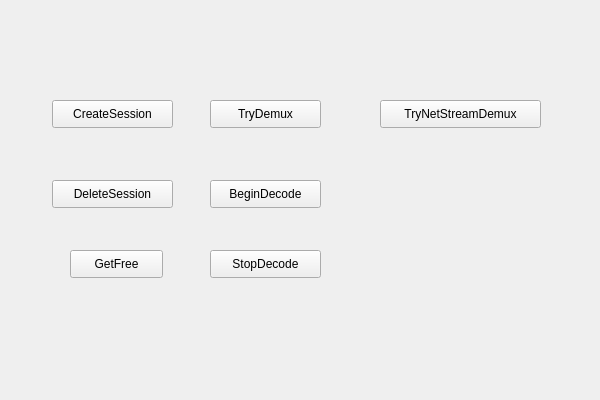
First picture: the form in src/TestDecoder/H264Decoder.ui, repository Bian-Sh/StreamDecoder4dotNet, before the edit.
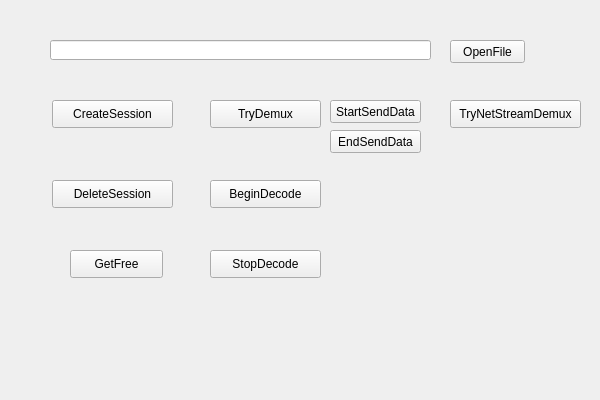
Second picture: the form after the edit.

```diff
--- a/src/TestDecoder/H264Decoder.ui
+++ b/src/TestDecoder/H264Decoder.ui
@@ -94,9 +94,9 @@
   <widget class="QPushButton" name="trynetstreamdemux">
    <property name="geometry">
     <rect>
-     <x>380</x>
+     <x>450</x>
      <y>100</y>
-     <width>161</width>
+     <width>131</width>
      <height>28</height>
     </rect>
    </property>
@@ -104,6 +104,55 @@
     <string>TryNetStreamDemux</string>
    </property>
   </widget>
+  <widget class="QLineEdit" name="filePath">
+   <property name="geometry">
+    <rect>
+     <x>50</x>
+     <y>40</y>
+     <width>381</width>
+     <height>20</height>
+    </rect>
+   </property>
+  </widget>
+  <widget class="QPushButton" name="openFile">
+   <property name="geometry">
+    <rect>
+     <x>450</x>
+     <y>40</y>
+     <width>75</width>
+     <height>23</height>
+    </rect>
+   </property>
+   <property name="text">
+    <string>OpenFile</string>
+   </property>
+  </widget>
+  <widget class="QPushButton" name="StartSendData">
+   <property name="geometry">
+    <rect>
+     <x>330</x>
+     <y>100</y>
+     <width>91</width>
+     <height>23</height>
+    </rect>
+   </property>
+   <property name="text">
+    <string>StartSendData</string>
+   </property>
+  </widget>
+  <widget class="QPushButton" name="EndSendData">
+   <property name="geometry">
+    <rect>
+     <x>330</x>
+     <y>130</y>
+     <width>91</width>
+     <height>23</height>
+    </rect>
+   </property>
+   <property name="text">
+    <string>EndSendData</string>
+   </property>
+  </widget>
  </widget>
  <layoutdefault spacing="6" margin="11"/>
  <resources>
```
